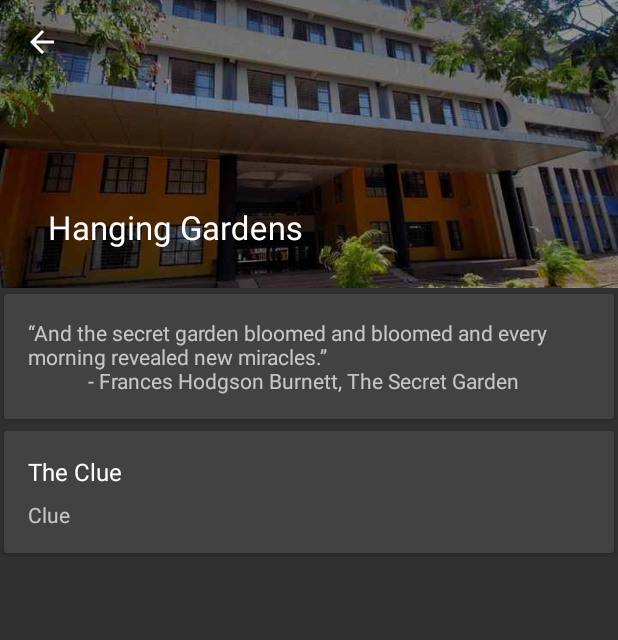
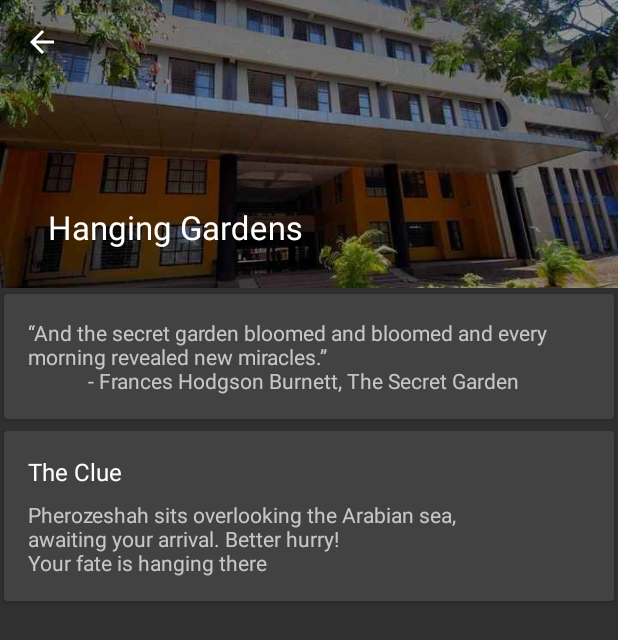
Before and after one commit to TheDorkKnightRises/TechRace-SPIT, an Android app: the fragment LocationFragment shown on its own in the app's theme, after a tap on "Hanging Gardens", on a phone screen of 412 x 824 dp. Shown: the top 640 px of the screen. Run offline under Robolectric (Android 15) with nearby library versions, the phone set to English and light mode, and no system bars; our stand-ins replace ButterKnife; 1 statement that could not run was skipped.

Commit message:
Fixes for details page

```diff
--- a/app/src/main/java/thedorkknightrises/techraceapp/clues/ClueAdapter.java
+++ b/app/src/main/java/thedorkknightrises/techraceapp/clues/ClueAdapter.java
@@ -34,8 +34,8 @@ public class ClueAdapter extends RecyclerView.Adapter<ClueAdapter.ViewHolder> {
     @Override
     public void onBindViewHolder(final ViewHolder holder, int position) {
         holder.mItem = mValues.get(position);
+        holder.mNameView.setText(mValues.get(position).name);
         holder.mDescView.setText(mValues.get(position).details);
-        holder.mNameView.setText(mValues.get(position).name);
 
         holder.mView.setOnClickListener(new View.OnClickListener() {
             @Override
--- a/app/src/main/java/thedorkknightrises/techraceapp/clues/ClueContent.java
+++ b/app/src/main/java/thedorkknightrises/techraceapp/clues/ClueContent.java
@@ -12,7 +12,6 @@ public class ClueContent {
     public static final List<Clue> ITEMS_2 = new ArrayList<>();
 
     static {
-        ITEMS_1.add(new Clue(0, "Bhavan's Campus", ""));
         ITEMS_1.add(new Clue(1, "Andheri East Station", "A clue is what you seek.\n" +
                 "No one said it is easy.\n" +
                 "Did you really strive for it?\n" +
@@ -39,7 +38,6 @@ public class ClueContent {
         //TODO: Add clue
         ITEMS_1.add(new Clue(9, "SPIT", "Clue"));
 
-        ITEMS_2.add(new Clue(0, "Bhavan's Campus", ""));
         ITEMS_2.add(new Clue(1, "Andheri East Station", "Located on Salsette island, this place holds the next clue.\n" +
                 "Easily accessible through three different lines, isn't this clue out of the blue?"));
         ITEMS_2.add(new Clue(2, "Parle Factory", "Though my name means utterly unpleasant, now that I am shut, people reminisce my aroma!"));
--- a/app/src/main/java/thedorkknightrises/techraceapp/clues/ClueFragment.java
+++ b/app/src/main/java/thedorkknightrises/techraceapp/clues/ClueFragment.java
@@ -62,7 +62,6 @@ public class ClueFragment extends Fragment {
             }
             SharedPreferences pref = getActivity().getSharedPreferences("Prefs", Context.MODE_PRIVATE);
             List<ClueContent.Clue> ITEMS = (pref.getInt("group", 1) > 1) ? ClueContent.ITEMS_2 : ClueContent.ITEMS_1;
-            ITEMS.remove(0);
             recyclerView.setAdapter(new ClueAdapter(ITEMS, getActivity()));
         }
         return view;
--- a/app/src/main/java/thedorkknightrises/techraceapp/locations/LocationAdapter.java
+++ b/app/src/main/java/thedorkknightrises/techraceapp/locations/LocationAdapter.java
@@ -46,7 +46,8 @@ public class LocationAdapter extends RecyclerView.Adapter<LocationAdapter.ViewHo
                 i.putExtra("location", mValues.get(holder.getAdapterPosition()).name);
                 i.putExtra("location_desc", mValues.get(holder.getAdapterPosition()).details);
                 List<ClueContent.Clue> ITEMS = (pref.getInt("group", 1) > 1) ? ClueContent.ITEMS_2 : ClueContent.ITEMS_1;
-                i.putExtra("clue", ITEMS.get(holder.getAdapterPosition()).details);
+                if ((holder.getAdapterPosition() - 1) != -1)
+                    i.putExtra("clue", ITEMS.get(holder.getAdapterPosition() - 1).details);
                 context.startActivity(i);
             }
         });
--- a/app/src/main/java/thedorkknightrises/techraceapp/ui/DetailsActivity.java
+++ b/app/src/main/java/thedorkknightrises/techraceapp/ui/DetailsActivity.java
@@ -35,7 +35,7 @@ public class DetailsActivity extends AppCompatActivity {
         String clue = bundle.getString("clue");
         String location_text = bundle.getString("location_desc");
         collapsingToolbarLayout.setTitle(location);
-        if (clue.equals(""))
+        if (clue == null)
             findViewById(R.id.clue_card).setVisibility(View.GONE);
         else
             clue_desc.setText(clue);
--- a/app/src/main/res/layout/activity_detail.xml
+++ b/app/src/main/res/layout/activity_detail.xml
@@ -19,6 +19,7 @@
             android:layout_width="match_parent"
             android:layout_height="match_parent"
             android:clickable="true"
+            android:fitsSystemWindows="true"
             android:foreground="?android:attr/selectableItemBackground"
             android:minHeight="?android:attr/actionBarSize"
             app:contentScrim="?attr/colorPrimary"
@@ -28,7 +29,7 @@
 
             <LinearLayout
                 android:layout_width="match_parent"
-                android:layout_height="wrap_content"
+                android:layout_height="match_parent"
                 android:fitsSystemWindows="true"
                 android:foreground="#66000000"
                 app:layout_collapseMode="parallax">
--- a/app/src/main/res/values/colors.xml
+++ b/app/src/main/res/values/colors.xml
@@ -3,5 +3,5 @@
     <color name="colorPrimary">#3F51B5</color>
     <color name="colorPrimaryDark">#303F9F</color>
     <color name="colorAccent">#FF5252</color>
-    <color name="trasparent_black">#88000000</color>
+    <color name="transparent_black">#88000000</color>
 </resources>
```
Also changed, not shown: app/src/main/res/layout/activity_hint.xml (+7 -7 lines).
